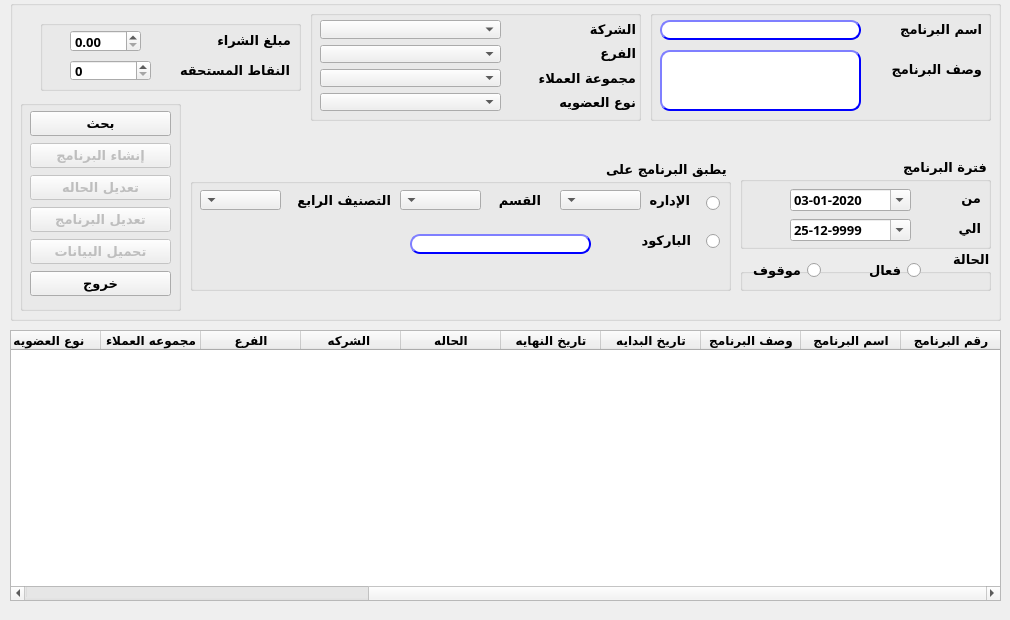
Old version of the form presentation/loyalty_ui/createModifyLoyalityProg.ui in the repository shymaa123456/HyperPOS2020.
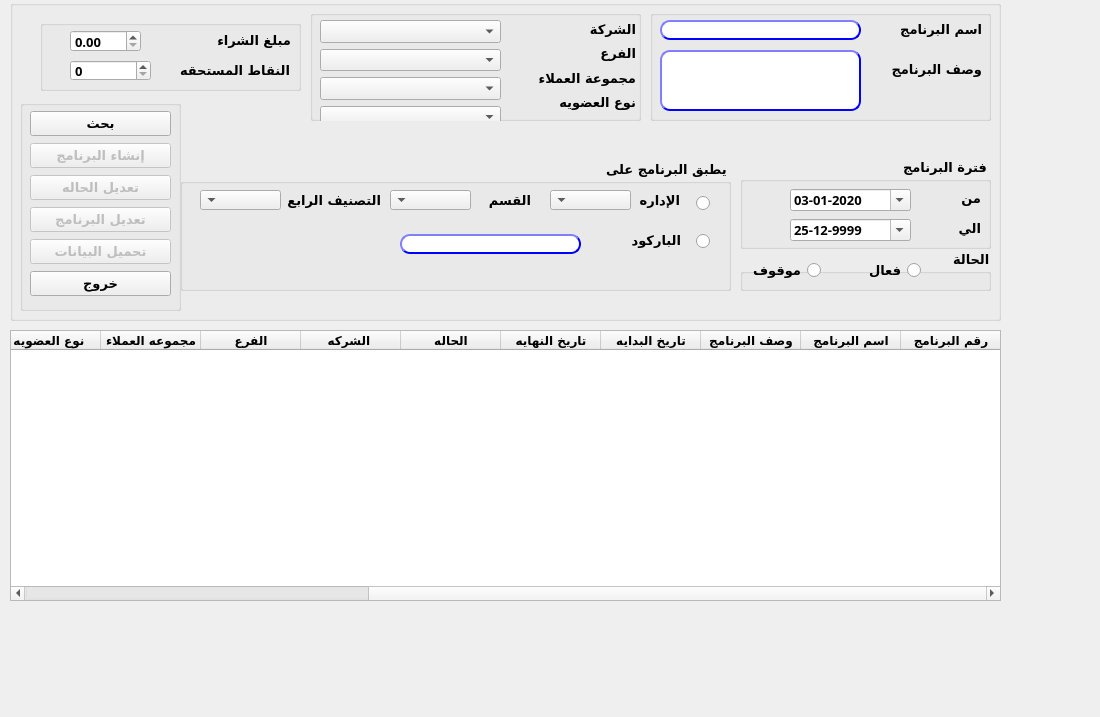
New version of the form.

Patch:
```diff
--- a/presentation/loyalty_ui/createModifyLoyalityProg.ui
+++ b/presentation/loyalty_ui/createModifyLoyalityProg.ui
@@ -6,20 +6,20 @@
    <rect>
     <x>0</x>
     <y>0</y>
-    <width>1010</width>
-    <height>620</height>
+    <width>1100</width>
+    <height>717</height>
    </rect>
   </property>
   <property name="minimumSize">
    <size>
-    <width>1010</width>
-    <height>620</height>
+    <width>1100</width>
+    <height>717</height>
    </size>
   </property>
   <property name="maximumSize">
    <size>
-    <width>1010</width>
-    <height>620</height>
+    <width>1100</width>
+    <height>717</height>
    </size>
   </property>
   <property name="windowTitle">
@@ -101,7 +101,7 @@
        <x>10</x>
        <y>10</y>
        <width>181</width>
-       <height>91</height>
+       <height>108</height>
       </rect>
      </property>
      <property name="font">
@@ -896,9 +896,9 @@
    <widget class="QGroupBox" name="groupBox_7">
     <property name="geometry">
      <rect>
-      <x>180</x>
+      <x>170</x>
       <y>160</y>
-      <width>541</width>
+      <width>551</width>
       <height>131</height>
      </rect>
     </property>
@@ -1080,7 +1080,7 @@
     <widget class="QComboBox" name="CMB_level4">
      <property name="geometry">
       <rect>
-       <x>10</x>
+       <x>20</x>
        <y>30</y>
        <width>81</width>
        <height>20</height>
```
